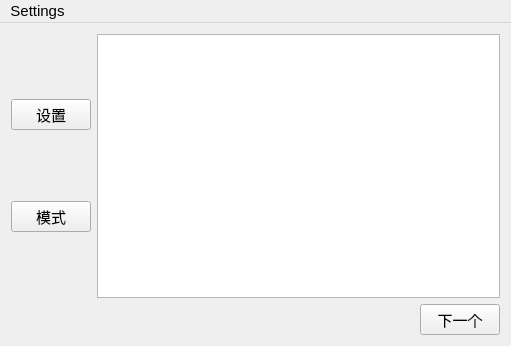
First picture: the form in mainwindow.ui, repository EdwardYuan/WordTest, before the edit.
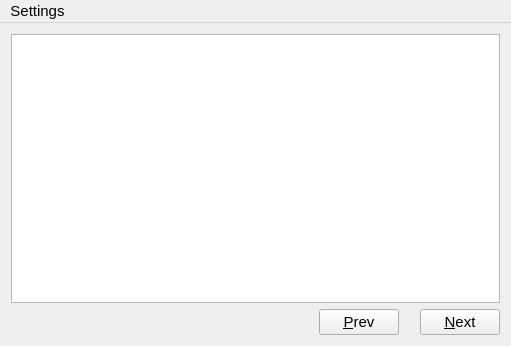
Second picture: the form after the edit. Icons and pictures are not drawn.

Commit message: Modify the UI, move the operation to the menu items, fix some bugs.

What changed in the file:
```diff
--- a/mainwindow.ui
+++ b/mainwindow.ui
@@ -34,24 +34,6 @@
      <layout class="QVBoxLayout" name="verticalLayout_2">
       <item>
        <layout class="QHBoxLayout" name="horizontalLayout">
-        <item>
-         <layout class="QVBoxLayout" name="verticalLayout">
-          <item>
-           <widget class="QPushButton" name="BtnSetting">
-            <property name="text">
-             <string>设置</string>
-            </property>
-           </widget>
-          </item>
-          <item>
-           <widget class="QPushButton" name="BtnMode">
-            <property name="text">
-             <string>模式</string>
-            </property>
-           </widget>
-          </item>
-         </layout>
-        </item>
         <item>
          <widget class="QTextEdit" name="txtWord">
           <property name="sizePolicy">
@@ -88,6 +70,19 @@
           </property>
          </spacer>
         </item>
+        <item>
+         <widget class="QPushButton" name="btnPrev">
+          <property name="focusPolicy">
+           <enum>Qt::NoFocus</enum>
+          </property>
+          <property name="text">
+           <string>&amp;Prev</string>
+          </property>
+          <property name="flat">
+           <bool>false</bool>
+          </property>
+         </widget>
+        </item>
         <item>
          <widget class="QLabel" name="label">
           <property name="text">
@@ -98,7 +93,10 @@
         <item>
          <widget class="QPushButton" name="BtnNext">
           <property name="text">
-           <string>下一个</string>
+           <string>&amp;Next</string>
+          </property>
+          <property name="flat">
+           <bool>false</bool>
           </property>
          </widget>
         </item>
```
Left out of the diff: 12 changed lines with no effect on the pictures. The commit also changes 7 other files.
